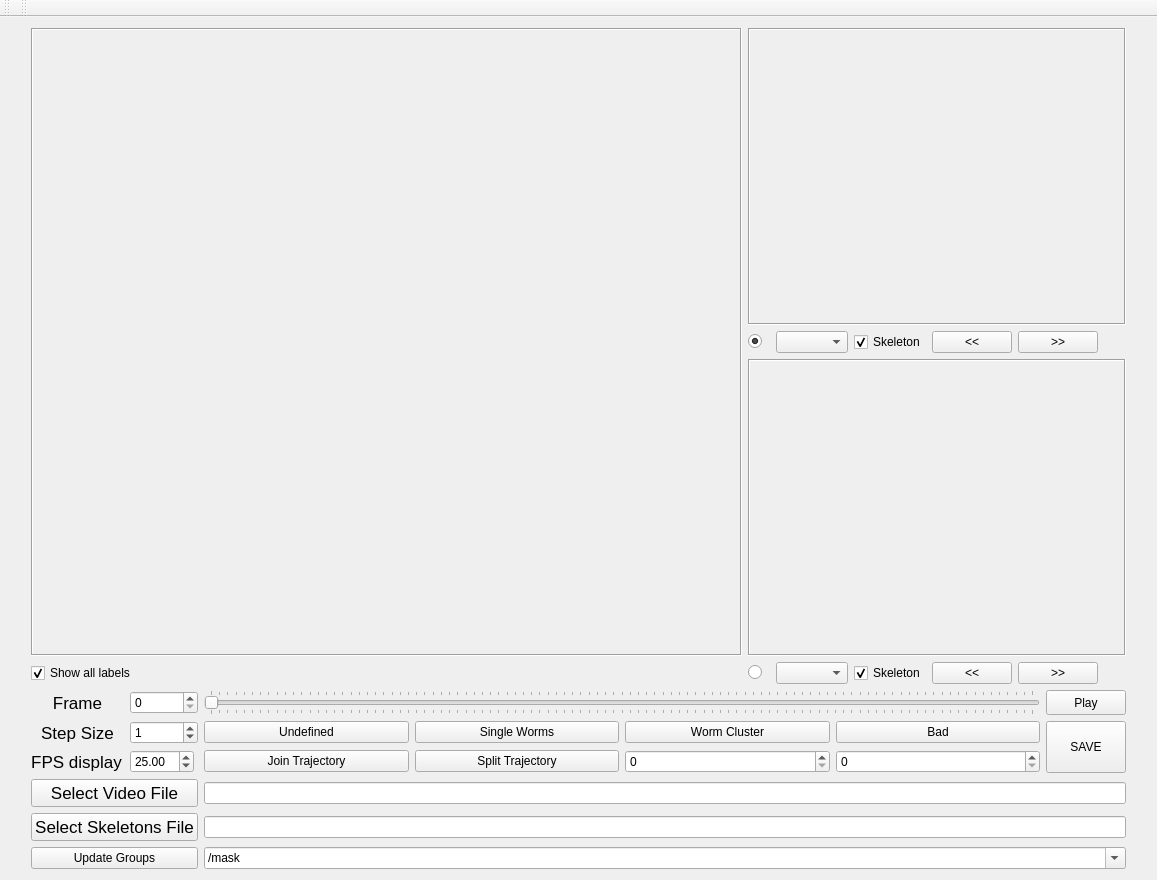
This is work_on_progress/GUI_test/HDF5videoviewer/QtCreatorFiles/imageviewer.ui in ver228/tierpsy-tracker as Qt 5 draws it before an edit. The edited form follows.
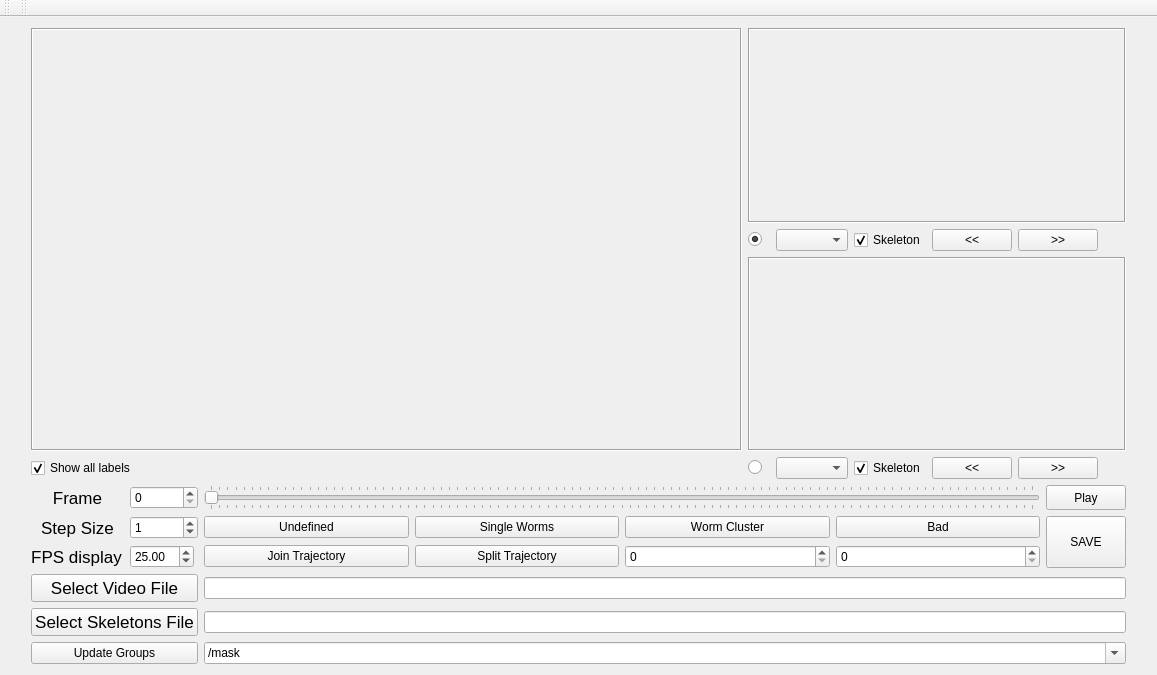
This is the edited form.

Diff of the .ui file:
```diff
--- a/work_on_progress/GUI_test/HDF5videoviewer/QtCreatorFiles/imageviewer.ui
+++ b/work_on_progress/GUI_test/HDF5videoviewer/QtCreatorFiles/imageviewer.ui
@@ -7,7 +7,7 @@
     <x>0</x>
     <y>0</y>
     <width>1157</width>
-    <height>880</height>
+    <height>675</height>
    </rect>
   </property>
   <property name="sizePolicy">
```
Left out of the diff: 100 changed lines with no effect on the pictures.
